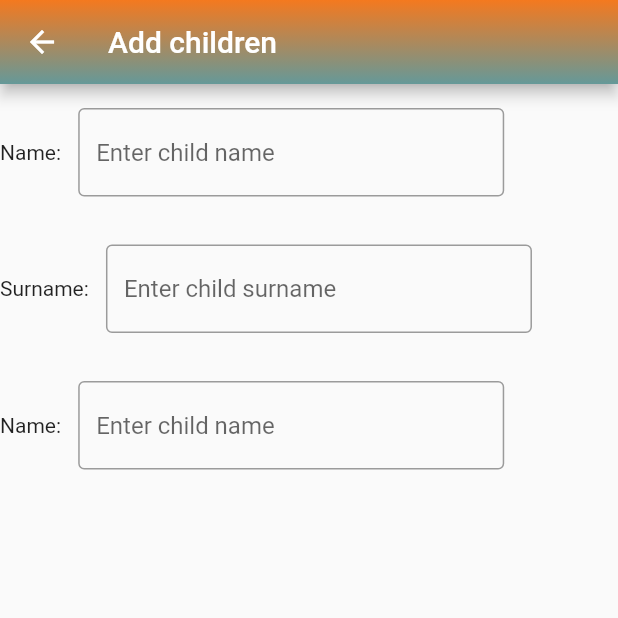
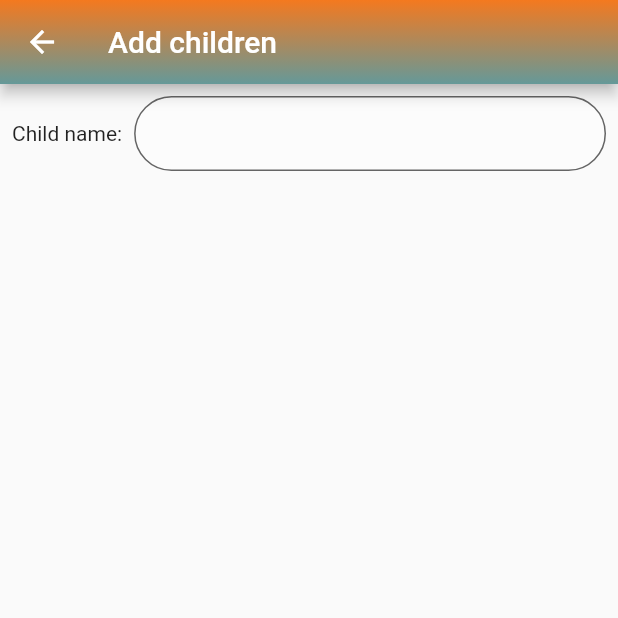
Before and after one commit to skovacic1998/diplomski, a Flutter app: the AddChildren screen opened directly, on a phone screen of 412 x 824 dp, the top half of it. Run offline on Flutter 3.47's test engine with Material 2 defaults, Android fonts, the phone set to English and light mode, and no system bars; our stand-ins replace firebase_auth, firebase_core, flutter_riverpod; accounts and stored records are empty.

Commit message:
adding child screen refactor

```diff
--- a/vrtic/lib/screens/adding_children_screen.dart
+++ b/vrtic/lib/screens/adding_children_screen.dart
@@ -1,5 +1,6 @@
 import 'package:flutter/material.dart';
 
+import '../reusable_widgets/reusable_widget.dart';
 import '../utils/color_utils.dart';
 
 class AddChildren extends StatefulWidget {
@@ -10,61 +11,39 @@
 }
 
 class _AddChildrenState extends State<AddChildren> {
+  TextEditingController nameController = TextEditingController();
+
   @override
   Widget build(BuildContext context) {
     return Scaffold(
       appBar: _customAppBar('Add children'),
-      body: SizedBox(
-        width: MediaQuery.of(context).size.width,
-        height: MediaQuery.of(context).size.height,
-        child: const Column(
-          crossAxisAlignment: CrossAxisAlignment.start,
+      body: Padding(
+        padding: const EdgeInsets.all(8),
+        child: Column(
           children: [
             Row(
               children: [
-                Text('Name: '),
-                SizedBox(
-                  width: 300,
-                  child: Padding(
-                    padding: EdgeInsets.symmetric(horizontal: 8, vertical: 16),
+                const Text('Child name:'),
+                const SizedBox(width: 8,),
+                Expanded(
+                  child: SizedBox(
+                    height: 50,
                     child: TextField(
+                      controller: nameController,
+                      cursorColor: Colors.black,
+                      style: TextStyle(color: Colors.black.withOpacity(0.9)),
                       decoration: InputDecoration(
-                        border: OutlineInputBorder(),
-                        hintText: 'Enter child name',
-                      ),
-                    ),
-                  ),
-                ),
-              ],
-            ),
-            Row(
-              children: [
-                Text('Surname: '),
-                SizedBox(
-                  width: 300,
-                  child: Padding(
-                    padding: EdgeInsets.symmetric(horizontal: 8, vertical: 16),
-                    child: TextField(
-                      decoration: InputDecoration(
-                        border: OutlineInputBorder(),
-                        hintText: 'Enter child surname',
-                      ),
-                    ),
-                  ),
-                ),
-              ],
-            ),
-            Row(
-              children: [
-                Text('Name: '),
-                SizedBox(
-                  width: 300,
-                  child: Padding(
-                    padding: EdgeInsets.symmetric(horizontal: 8, vertical: 16),
-                    child: TextField(
-                      decoration: InputDecoration(
-                        border: OutlineInputBorder(),
-                        hintText: 'Enter child name',
+                        labelStyle: TextStyle(
+                          color: Colors.white.withOpacity(0.9),
+                        ),
+                        filled: true,
+                        floatingLabelBehavior: FloatingLabelBehavior.never,
+                        fillColor: Colors.white.withOpacity(0.3),
+                        border: OutlineInputBorder(
+                          borderRadius: BorderRadius.circular(30.0),
+                          borderSide:
+                              const BorderSide(width: 1, style: BorderStyle.none),
+                        ),
                       ),
                     ),
                   ),
```
